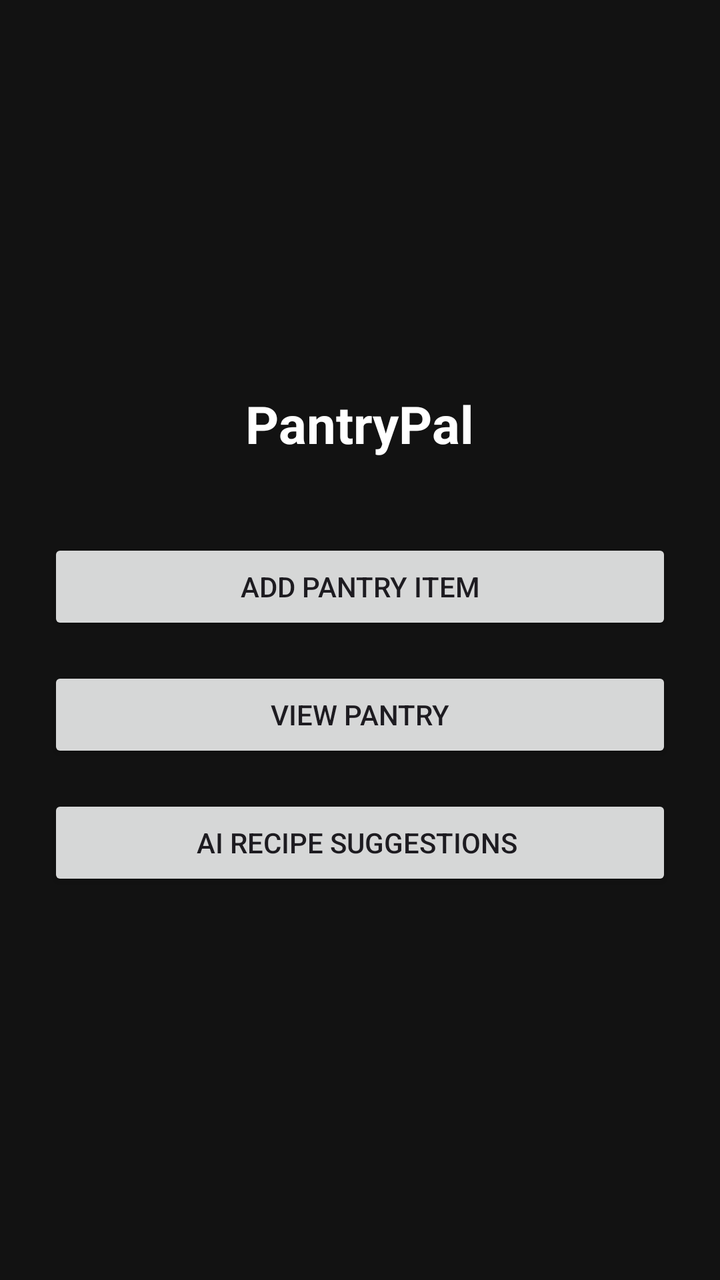
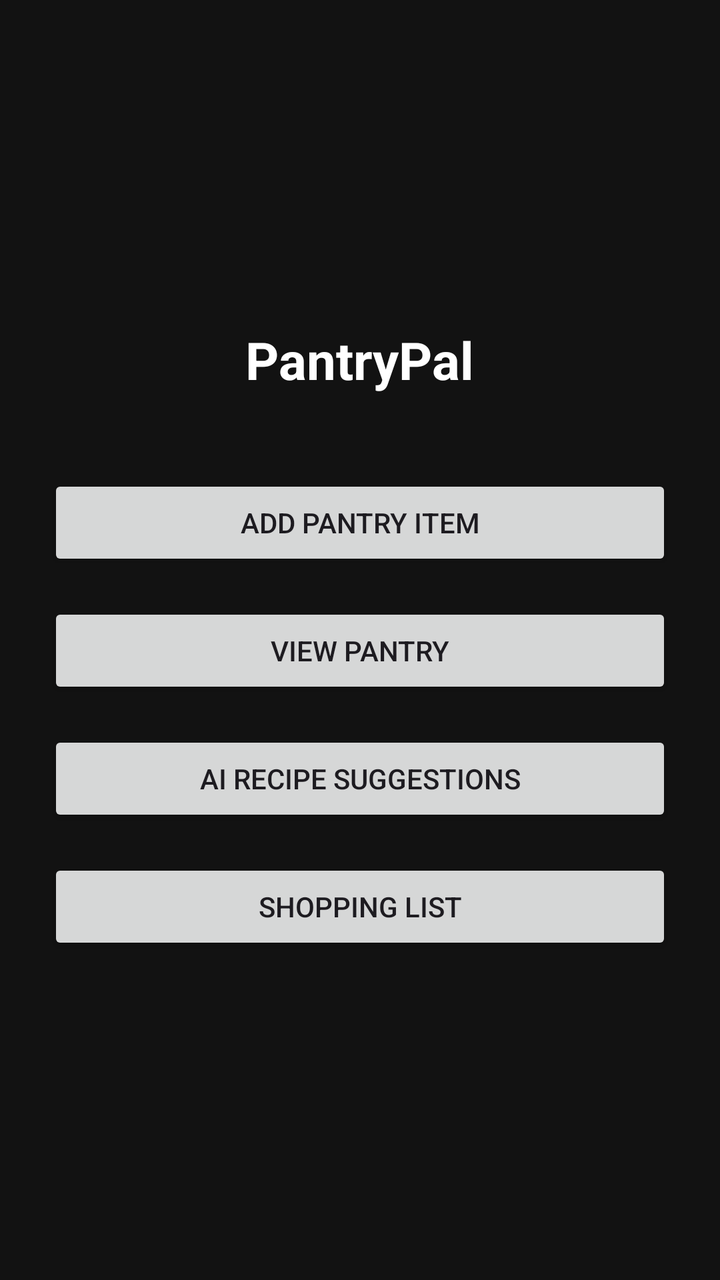

Before-and-after screenshots of an Android layout around one commit, followed by the original layout XML and the change that was made.
<!-- AndroidManifest.xml: application theme Theme.PantryPal -->
<!-- res/layout/activity_main.xml -->
<?xml version="1.0" encoding="utf-8"?>
<LinearLayout xmlns:android="http://schemas.android.com/apk/res/android"
    android:orientation="vertical"
    android:gravity="center"
    android:padding="24dp"
    android:background="#121212"
    android:layout_width="match_parent"
    android:layout_height="match_parent">

    <TextView
        android:layout_width="wrap_content"
        android:layout_height="wrap_content"
        android:text="PantryPal"
        android:textSize="26sp"
        android:textColor="@android:color/white"
        android:textStyle="bold"
        android:layout_marginBottom="40dp"/>

    <Button
        android:id="@+id/btnAddItem"
        android:layout_width="match_parent"
        android:layout_height="wrap_content"
        android:text="Add Pantry Item"/>

    <Button
        android:id="@+id/btnViewPantry"
        android:layout_width="match_parent"
        android:layout_height="wrap_content"
        android:text="View Pantry"
        android:layout_marginTop="16dp"/>

    <Button
        android:id="@+id/btnRecipe"
        android:layout_width="match_parent"
        android:layout_height="wrap_content"
        android:text="AI Recipe Suggestions "
        android:layout_marginTop="16dp"/>

</LinearLayout>
<!-- resources referenced by this layout -->
<resources>
  <style name="Theme.PantryPal" parent="Base.Theme.PantryPal" />
  <style name="Base.Theme.PantryPal" parent="Theme.Material3.DayNight.NoActionBar">
          
          
      </style>
</resources>

<!-- the commit's change to res/layout/activity_main.xml (unified diff, before → after) -->
@@ -33,7 +33,15 @@
         android:id="@+id/btnRecipe"
         android:layout_width="match_parent"
         android:layout_height="wrap_content"
-        android:text="AI Recipe Suggestions "
+        android:text="AI Recipe Suggestions"
+        android:layout_marginTop="16dp"/>
+
+    
+    <Button
+        android:id="@+id/btnShoppingList"
+        android:layout_width="match_parent"
+        android:layout_height="wrap_content"
+        android:text="Shopping List"
         android:layout_marginTop="16dp"/>
 
 </LinearLayout>
